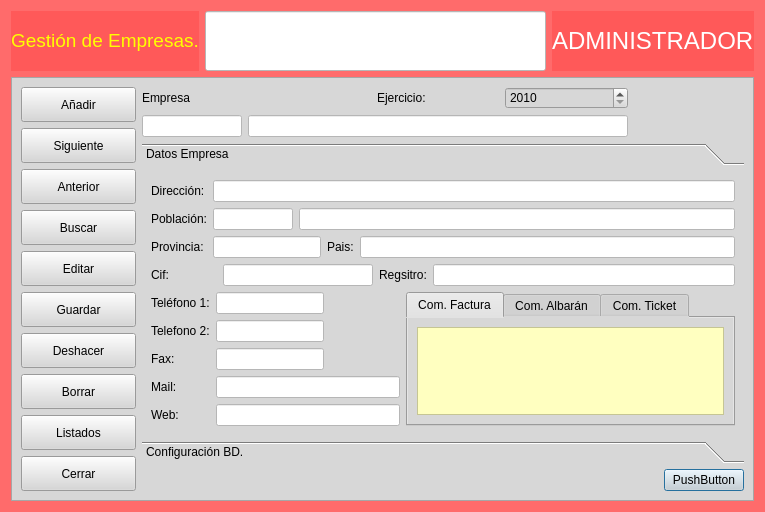
Old version of the form frmempresas.ui in the repository arcnexus/RedFoX.
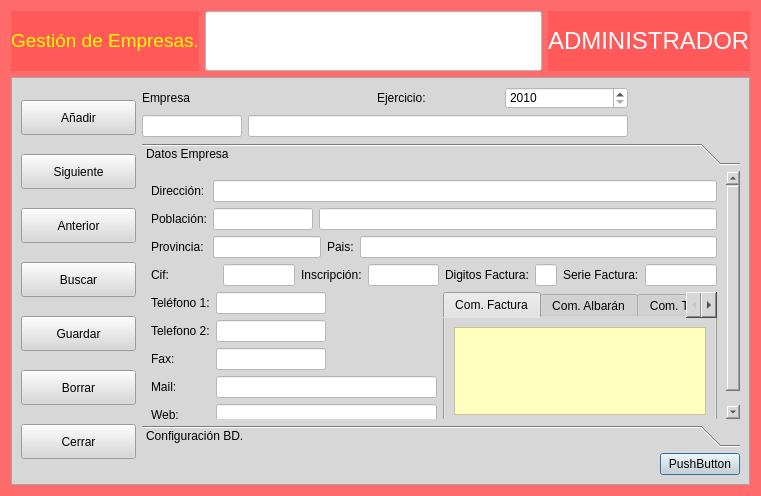
New version of the form. The open tabs and pages were chosen to show the change. Icons and pictures are not drawn.

```diff
--- a/frmempresas.ui
+++ b/frmempresas.ui
@@ -6,8 +6,8 @@
    <rect>
     <x>0</x>
     <y>0</y>
-    <width>765</width>
-    <height>498</height>
+    <width>761</width>
+    <height>496</height>
    </rect>
   </property>
   <property name="windowTitle">
@@ -26,6 +26,9 @@
    </item>
    <item row="0" column="1">
     <widget class="QLineEdit" name="txtMensaje">
+     <property name="enabled">
+      <bool>false</bool>
+     </property>
      <property name="minimumSize">
       <size>
        <width>0</width>
@@ -109,6 +112,9 @@
         </item>
         <item row="0" column="3">
          <widget class="QSpinBox" name="txtnEjercicio">
+          <property name="styleSheet">
+           <string notr="true">background-color: rgb(255, 255, 255);</string>
+          </property>
           <property name="minimum">
            <number>2010</number>
           </property>
@@ -246,30 +252,30 @@
           </property>
          </widget>
         </item>
-        <item row="4" column="0">
-         <widget class="QPushButton" name="botEditar">
-          <property name="minimumSize">
-           <size>
-            <width>115</width>
-            <height>35</height>
-           </size>
-          </property>
-          <property name="text">
-           <string>Editar</string>
-          </property>
-          <property name="icon">
-           <iconset resource="terra.qrc">
-            <normaloff>:/Icons/PNG/edit.png</normaloff>:/Icons/PNG/edit.png</iconset>
-          </property>
-          <property name="iconSize">
-           <size>
-            <width>24</width>
-            <height>24</height>
-           </size>
-          </property>
-         </widget>
-        </item>
         <item row="5" column="0">
+         <widget class="QPushButton" name="botBorrar">
+          <property name="minimumSize">
+           <size>
+            <width>115</width>
+            <height>35</height>
+           </size>
+          </property>
+          <property name="text">
+           <string>Borrar</string>
+          </property>
+          <property name="icon">
+           <iconset resource="terra.qrc">
+            <normaloff>:/Icons/PNG/delete.png</normaloff>:/Icons/PNG/delete.png</iconset>
+          </property>
+          <property name="iconSize">
+           <size>
+            <width>24</width>
+            <height>24</height>
+           </size>
+          </property>
+         </widget>
+        </item>
+        <item row="4" column="0">
          <widget class="QPushButton" name="botGuardar">
           <property name="minimumSize">
            <size>
@@ -293,75 +299,6 @@
          </widget>
         </item>
         <item row="6" column="0">
-         <widget class="QPushButton" name="botDeshacer">
-          <property name="minimumSize">
-           <size>
-            <width>115</width>
-            <height>35</height>
-           </size>
-          </property>
-          <property name="text">
-           <string>Deshacer</string>
-          </property>
-          <property name="icon">
-           <iconset resource="terra.qrc">
-            <normaloff>:/Icons/PNG/undo.png</normaloff>:/Icons/PNG/undo.png</iconset>
-          </property>
-          <property name="iconSize">
-           <size>
-            <width>24</width>
-            <height>24</height>
-           </size>
-          </property>
-         </widget>
-        </item>
-        <item row="7" column="0">
-         <widget class="QPushButton" name="botBorrar">
-          <property name="minimumSize">
-           <size>
-            <width>115</width>
-            <height>35</height>
-           </size>
-          </property>
-          <property name="text">
-           <string>Borrar</string>
-          </property>
-          <property name="icon">
-           <iconset resource="terra.qrc">
-            <normaloff>:/Icons/PNG/delete.png</normaloff>:/Icons/PNG/delete.png</iconset>
-          </property>
-          <property name="iconSize">
-           <size>
-            <width>24</width>
-            <height>24</height>
-           </size>
-          </property>
-         </widget>
-        </item>
-        <item row="8" column="0">
-         <widget class="QPushButton" name="botListados">
-          <property name="minimumSize">
-           <size>
-            <width>115</width>
-            <height>35</height>
-           </size>
-          </property>
-          <property name="text">
-           <string>Listados</string>
-          </property>
-          <property name="icon">
-           <iconset resource="terra.qrc">
-            <normaloff>:/Icons/PNG/List.png</normaloff>:/Icons/PNG/List.png</iconset>
-          </property>
-          <property name="iconSize">
-           <size>
-            <width>24</width>
-            <height>24</height>
-           </size>
-          </property>
-         </widget>
-        </item>
-        <item row="9" column="0">
          <widget class="QPushButton" name="botCerrar">
           <property name="minimumSize">
            <size>
@@ -390,38 +327,73 @@
           <rect>
            <x>0</x>
            <y>0</y>
-           <width>614</width>
-           <height>265</height>
+           <width>610</width>
+           <height>263</height>
           </rect>
          </property>
          <attribute name="label">
           <string>Datos Empresa</string>
          </attribute>
          <layout class="QGridLayout" name="gridLayout_12">
-          <item row="1" column="4">
-           <widget class="QLineEdit" name="txtcRegistro">
-            <property name="styleSheet">
-             <string notr="true">background-color: rgb(255, 255, 255);</string>
+          <item row="2" column="1">
+           <widget class="QTabWidget" name="tabWidget">
+            <property name="currentIndex">
+             <number>0</number>
             </property>
+            <widget class="QWidget" name="tab">
+             <attribute name="title">
+              <string>Com. Factura</string>
+             </attribute>
+             <layout class="QGridLayout" name="gridLayout_9">
+              <item row="0" column="0">
+               <widget class="QTextEdit" name="txtcComentarioFactura">
+                <property name="styleSheet">
+                 <string notr="true">background-color: rgb(255, 255, 192);</string>
+                </property>
+               </widget>
+              </item>
+             </layout>
+            </widget>
+            <widget class="QWidget" name="tab_2">
+             <attribute name="title">
+              <string>Com. Albarán</string>
+             </attribute>
+             <layout class="QGridLayout" name="gridLayout_10">
+              <item row="0" column="0">
+               <widget class="QTextEdit" name="txtcCometarioAlbaran">
+                <property name="styleSheet">
+                 <string notr="true">background-color: rgb(255, 255, 255);</string>
+                </property>
+               </widget>
+              </item>
+             </layout>
+            </widget>
+            <widget class="QWidget" name="tab_3">
+             <attribute name="title">
+              <string>Com. Ticket</string>
+             </attribute>
+             <layout class="QGridLayout" name="gridLayout_11">
+              <item row="0" column="0">
+               <widget class="QTextEdit" name="txtcComentarioTicket">
+                <property name="styleSheet">
+                 <string notr="true">background-color: rgb(255, 255, 255);</string>
+                </property>
+               </widget>
+              </item>
+             </layout>
+            </widget>
            </widget>
           </item>
-          <item row="1" column="0">
-           <widget class="QLabel" name="label_22">
-            <property name="minimumSize">
-             <size>
-              <width>66</width>
-              <height>0</height>
-             </size>
-            </property>
-            <property name="text">
-             <string>Cif:</string>
-            </property>
-           </widget>
-          </item>
-          <item row="2" column="0" colspan="3">
+          <item row="2" column="0">
            <layout class="QGridLayout" name="gridLayout_7">
             <item row="0" column="1">
              <widget class="QLineEdit" name="txtcTelefono1">
+              <property name="minimumSize">
+               <size>
+                <width>110</width>
+                <height>0</height>
+               </size>
+              </property>
               <property name="styleSheet">
                <string notr="true">background-color: rgb(255, 255, 255);</string>
               </property>
@@ -436,6 +408,12 @@
             </item>
             <item row="1" column="1">
              <widget class="QLineEdit" name="txtcTelefono2">
+              <property name="minimumSize">
+               <size>
+                <width>110</width>
+                <height>0</height>
+               </size>
+              </property>
               <property name="styleSheet">
                <string notr="true">background-color: rgb(255, 255, 255);</string>
               </property>
@@ -464,6 +442,12 @@
             </item>
             <item row="2" column="1">
              <widget class="QLineEdit" name="txtcFax">
+              <property name="minimumSize">
+               <size>
+                <width>110</width>
+                <height>0</height>
+               </size>
+              </property>
               <property name="styleSheet">
                <string notr="true">background-color: rgb(255, 255, 255);</string>
               </property>
@@ -491,6 +475,12 @@
             </item>
             <item row="3" column="1" colspan="2">
              <widget class="QLineEdit" name="txtcMail">
+              <property name="minimumSize">
+               <size>
+                <width>221</width>
+                <height>0</height>
+               </size>
+              </property>
               <property name="styleSheet">
                <string notr="true">background-color: rgb(255, 255, 255);</string>
               </property>
@@ -498,6 +488,12 @@
             </item>
             <item row="4" column="1" colspan="2">
              <widget class="QLineEdit" name="txtcWeb">
+              <property name="minimumSize">
+               <size>
+                <width>221</width>
+                <height>0</height>
+               </size>
+              </property>
               <property name="styleSheet">
                <string notr="true">background-color: rgb(255, 255, 255);</string>
               </property>
@@ -508,7 +504,85 @@
             </item>
            </layout>
           </item>
-          <item row="0" column="0" colspan="5">
+          <item row="1" column="0" colspan="2">
+           <layout class="QHBoxLayout" name="horizontalLayout">
+            <item>
+             <widget class="QLabel" name="label_22">
+              <property name="minimumSize">
+               <size>
+                <width>66</width>
+                <height>0</height>
+               </size>
+              </property>
+              <property name="text">
+               <string>Cif:</string>
+              </property>
+             </widget>
+            </item>
+            <item>
+             <widget class="QLineEdit" name="txtcCif">
+              <property name="maximumSize">
+               <size>
+                <width>150</width>
+                <height>16777215</height>
+               </size>
+              </property>
+              <property name="styleSheet">
+               <string notr="true">background-color: rgb(255, 255, 255);</string>
+              </property>
+             </widget>
+            </item>
+            <item>
+             <widget class="QLabel" name="label_23">
+              <property name="text">
+               <string>Inscripción:</string>
+              </property>
+             </widget>
+            </item>
+            <item>
+             <widget class="QLineEdit" name="txtcInscripcion">
+              <property name="styleSheet">
+               <string notr="true">background-color: rgb(255, 255, 255);</string>
+              </property>
+             </widget>
+            </item>
+            <item>
+             <widget class="QLabel" name="label_25">
+              <property name="text">
+               <string>Digitos Factura:</string>
+              </property>
+             </widget>
+            </item>
+            <item>
+             <widget class="QLineEdit" name="txtnDigitosFactura">
+              <property name="maximumSize">
+               <size>
+                <width>30</width>
+                <height>16777215</height>
+               </size>
+              </property>
+              <property name="styleSheet">
+               <string notr="true">background-color: rgb(255, 255, 255);</string>
+              </property>
+             </widget>
+            </item>
+            <item>
+             <widget class="QLabel" name="label_26">
+              <property name="text">
+               <string>Serie Factura:</string>
+              </property>
+             </widget>
+            </item>
+            <item>
+             <widget class="QLineEdit" name="txtcSerieFactura">
+              <property name="styleSheet">
+               <string notr="true">background-color: rgb(255, 255, 255);</string>
+              </property>
+             </widget>
+            </item>
+           </layout>
+          </item>
+          <item row="0" column="0" colspan="2">
            <layout class="QGridLayout" name="gridLayout_8">
             <item row="1" column="2" colspan="3">
              <widget class="QLineEdit" name="txtcPoblacion">
@@ -535,7 +609,7 @@
              <widget class="QLineEdit" name="txtcCP">
               <property name="maximumSize">
                <size>
-                <width>80</width>
+                <width>100</width>
                 <height>16777215</height>
                </size>
               </property>
@@ -581,75 +655,6 @@
             </item>
            </layout>
           </item>
-          <item row="1" column="2" colspan="2">
-           <widget class="QLabel" name="label_23">
-            <property name="text">
-             <string>Regsitro:</string>
-            </property>
-           </widget>
-          </item>
-          <item row="1" column="1">
-           <widget class="QLineEdit" name="txtcCif">
-            <property name="maximumSize">
-             <size>
-              <width>150</width>
-              <height>16777215</height>
-             </size>
-            </property>
-            <property name="styleSheet">
-             <string notr="true">background-color: rgb(255, 255, 255);</string>
-            </property>
-           </widget>
-          </item>
-          <item row="2" column="3" colspan="2">
-           <widget class="QTabWidget" name="tabWidget">
-            <property name="currentIndex">
-             <number>0</number>
-            </property>
-            <widget class="QWidget" name="tab">
-             <attribute name="title">
-              <string>Com. Factura</string>
-             </attribute>
-             <layout class="QGridLayout" name="gridLayout_9">
-              <item row="0" column="0">
-               <widget class="QTextEdit" name="txtcComentarioFactura">
-                <property name="styleSheet">
-                 <string notr="true">background-color: rgb(255, 255, 192);</string>
-                </property>
-               </widget>
-              </item>
-             </layout>
-            </widget>
-            <widget class="QWidget" name="tab_2">
-             <attribute name="title">
-              <string>Com. Albarán</string>
-             </attribute>
-             <layout class="QGridLayout" name="gridLayout_10">
-              <item row="0" column="0">
-               <widget class="QTextEdit" name="txtcCometarioAlbaran">
-                <property name="styleSheet">
-                 <string notr="true">background-color: rgb(255, 255, 255);</string>
-                </property>
-               </widget>
-              </item>
-             </layout>
-            </widget>
-            <widget class="QWidget" name="tab_3">
-             <attribute name="title">
-              <string>Com. Ticket</string>
-             </attribute>
-             <layout class="QGridLayout" name="gridLayout_11">
-              <item row="0" column="0">
-               <widget class="QTextEdit" name="txtcComentarioTicket">
-                <property name="styleSheet">
-                 <string notr="true">background-color: rgb(255, 255, 255);</string>
-                </property>
-               </widget>
-              </item>
-             </layout>
-            </widget>
-           </widget>
-          </item>
          </layout>
         </widget>
         <widget class="QWidget" name="page_2">
```
Left out of the diff: 226 changed lines with no effect on the pictures.
